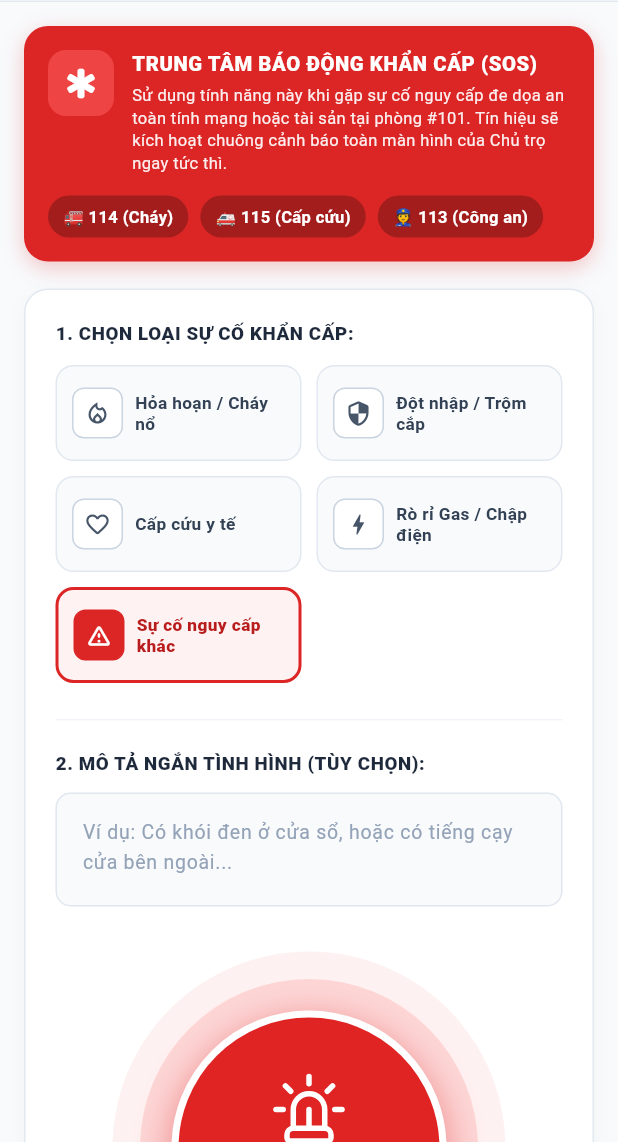
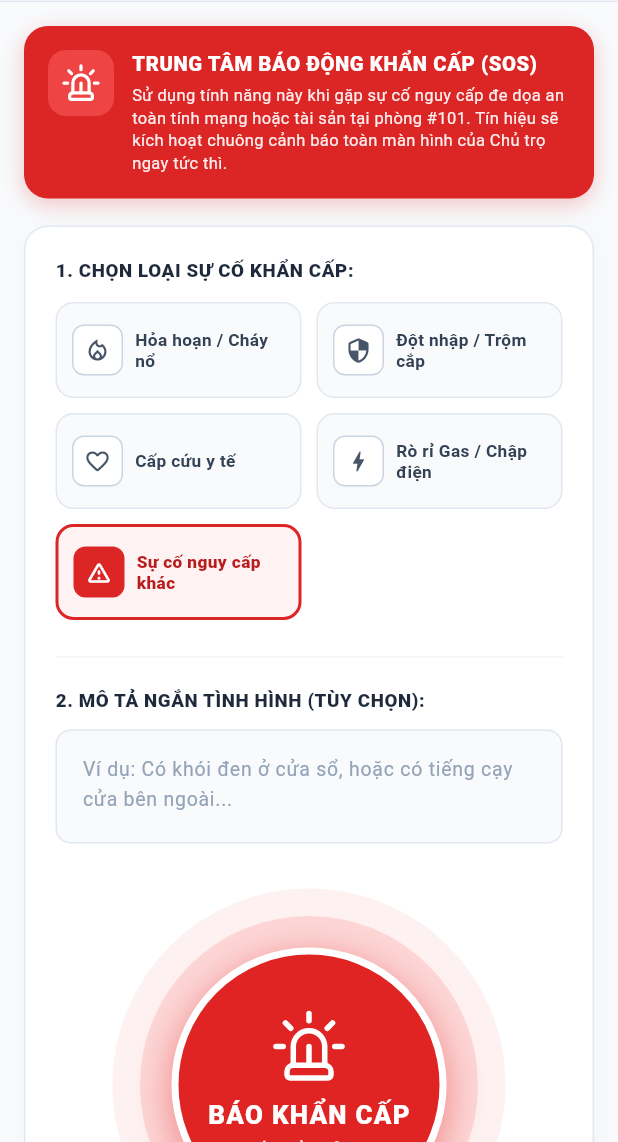
Before and after one commit to phanminhnhut19032007/AISC-APP, a Flutter app: the EmergencyScreen screen opened directly, on a phone screen of 412 x 824 dp, the part 94-1236 px from its top. Run offline on Flutter 3.47's test engine with Material 3 defaults, Android fonts, the phone set to English and light mode, and no system bars; our stand-ins replace cached_network_image, dio, shared_preferences; accounts and stored records are empty; network calls fail.

Commit message:
refactor: remove 113, 114, 115 emergency hotline pills and sync siren icon

```diff
--- a/lib/screens/emergency/emergency_screen.dart
+++ b/lib/screens/emergency/emergency_screen.dart
@@ -148,8 +148,7 @@ class _EmergencyScreenState extends State<EmergencyScreen> with TickerProviderSt
                       borderRadius: BorderRadius.circular(12),
                     ),
                     child: const Center(
-                      child: Icon(
-                        Icons.emergency_rounded, // Star of life emergency icon
+                      child: SirenIcon(
                         color: Colors.white,
                         size: 26,
                       ),
@@ -181,17 +180,6 @@ class _EmergencyScreenState extends State<EmergencyScreen> with TickerProviderSt
                       ],
                     ),
                   ),
-                ],
-              ),
-              const SizedBox(height: 14),
-              // Emergency Hotlines Pills with dark red rounded pill background
-              Row(
-                children: [
-                  _buildHotlinePill('🚒 114 (Cháy)'),
-                  const SizedBox(width: 8),
-                  _buildHotlinePill('🚑 115 (Cấp cứu)'),
-                  const SizedBox(width: 8),
-                  _buildHotlinePill('👮 113 (Công an)'),
                 ],
               ),
             ],
@@ -465,24 +453,6 @@ class _EmergencyScreenState extends State<EmergencyScreen> with TickerProviderSt
         // Incident History
         _buildAlertHistoryList(data, isOwner: false),
       ],
-    );
-  }
-
-  Widget _buildHotlinePill(String label) {
-    return Container(
-      padding: const EdgeInsets.symmetric(horizontal: 10, vertical: 6),
-      decoration: BoxDecoration(
-        color: const Color(0xFF991B1B).withValues(alpha: 0.85), // Dark crimson maroon pill background
-        borderRadius: BorderRadius.circular(20),
-      ),
-      child: Text(
-        label,
-        style: const TextStyle(
-          color: Colors.white,
-          fontSize: 11,
-          fontWeight: FontWeight.w700,
-        ),
-      ),
     );
   }
 
```
